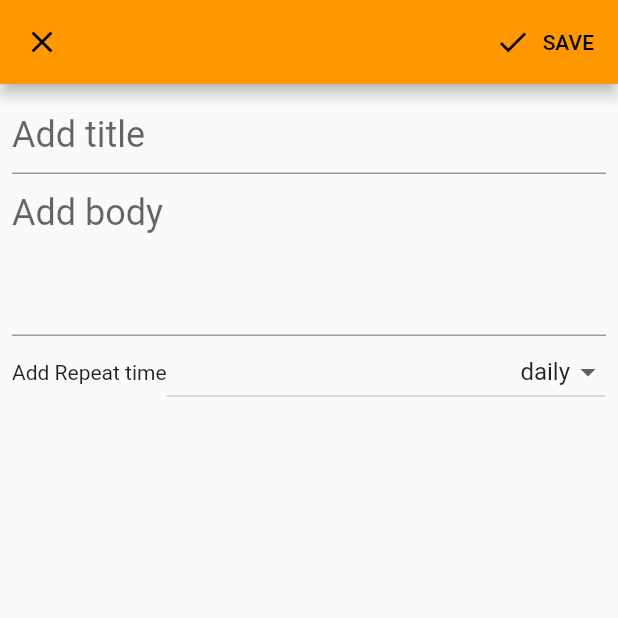
After one commit to Lachezar-Velinov/elsys-fitapp, a Flutter app: the screen it shows once a user with an empty profile is signed in, item 2 of the bottom bar chosen, after a tap on the "notification add" icon, on a phone screen of 412 x 824 dp, the top half of it. The commit adds this screen. Run offline on Flutter 3.47's test engine with Material 2 defaults, Android fonts, the phone set to English and light mode, and no system bars; our stand-ins replace cloud_firestore, firebase_auth, firebase_core, flutter_local_notifications, syncfusion_flutter_calendar; accounts and stored records are empty; network calls fail.

Commit message:
Add reminders.

```diff
--- /dev/null
+++ b/fitapp/lib/model/notification.dart
@@ -0,0 +1,35 @@
+import 'package:flutter_local_notifications/flutter_local_notifications.dart';
+
+class FitAppNotification {
+  String userId;
+  String key;
+  int id;
+  String? title;
+  String? body;
+  RepeatInterval repeatInterval;
+
+  FitAppNotification({
+    required this.key,
+    required this.userId,
+    required this.id,
+    this.title,
+    this.body,
+    this.repeatInterval = RepeatInterval.weekly,
+  });
+
+  static FitAppNotification fromFireBaseSnapShotData(dynamic element) {
+    String? repeatIntervalString = element.data()?['repeatInterval'];
+    RepeatInterval repeatInterval = repeatIntervalString != null
+        ? RepeatInterval.values.byName(repeatIntervalString)
+        : RepeatInterval.weekly;
+
+    return FitAppNotification(
+      key: element.id,
+      userId: element.data()?['userId'] ?? '',
+      id: element.data()?['id'] ?? 0,
+      title: element.data()?['title'] ?? '',
+      body: element.data()?['body'] ?? '',
+      repeatInterval: repeatInterval,
+    );
+  }
+}
--- a/fitapp/lib/screen/parent_screen.dart
+++ b/fitapp/lib/screen/parent_screen.dart
@@ -1,6 +1,7 @@
 import 'package:fitapp/screen/event_editing_screen.dart';
+import 'package:fitapp/screen/reminder_editing_screen.dart';
 import 'package:fitapp/widget/exercise_widget.dart';
-import 'package:fitapp/widget/reminder_widget.dart';
+import 'package:fitapp/widget/reminder_listview_widget.dart';
 import 'package:flutter/material.dart';
 
 import '../auth.dart';
@@ -15,9 +16,10 @@ class ParentScreen extends StatefulWidget {
 
 class _ParentScreenState extends State<ParentScreen> {
   int index = 0;
+
   final screens = [
     const CalenderWidget(),
-    const ReminderWidget(),
+    const ReminderListViewWidget(),
     const ExerciseWidget(),
   ];
 
@@ -87,11 +89,20 @@ class _ParentScreenState extends State<ParentScreen> {
   }
 
   FloatingActionButton? buildFloatingActionButton(BuildContext context) {
-    return index == 0
-        ? FloatingActionButton(
+    if (index == 0) {
+      return buildAddEventButton(context);
+    }
+    if (index == 1) {
+      return buildAddReminderButton(context);
+    }
+    return null;
+  }
+
+  FloatingActionButton? buildAddEventButton(BuildContext context) {
+    return FloatingActionButton(
       backgroundColor: Theme.of(context).primaryColor,
       child: const Icon(
-              Icons.add,
+        Icons.edit_calendar_outlined,
         color: Colors.white,
       ),
       onPressed: () => Navigator.of(context).push(
@@ -99,11 +110,25 @@ class _ParentScreenState extends State<ParentScreen> {
           builder: (context) => const EventEditingScreen(),
         ),
       ),
-          )
-        : null;
+    );
   }
 
   Future<void> signOut() async {
     await Auth().signOut();
   }
+
+  FloatingActionButton? buildAddReminderButton(BuildContext context) {
+    return FloatingActionButton(
+      backgroundColor: Theme.of(context).primaryColor,
+      child: const Icon(
+        Icons.notification_add_outlined,
+        color: Colors.white,
+      ),
+      onPressed: () => Navigator.of(context).push(
+        MaterialPageRoute(
+          builder: (context) => const ReminderEditingScreen(reminder: null),
+        ),
+      ),
+    );
   }
+}
--- /dev/null
+++ b/fitapp/lib/screen/reminder_editing_screen.dart
@@ -0,0 +1,214 @@
+import 'package:cloud_firestore/cloud_firestore.dart';
+import 'package:firebase_auth/firebase_auth.dart';
+import 'package:fitapp/model/notification.dart';
+import 'package:flutter/material.dart';
+import 'package:flutter_local_notifications/flutter_local_notifications.dart';
+
+import '/model/event.dart';
+import '../utils.dart';
+
+class ReminderEditingScreen extends StatefulWidget {
+  const ReminderEditingScreen({Key? key, this.reminder}) : super(key: key);
+  final FitAppNotification? reminder;
+
+  @override
+  State<ReminderEditingScreen> createState() => _ReminderEditingScreenState();
+}
+
+class _ReminderEditingScreenState extends State<ReminderEditingScreen> {
+  final _formKey = GlobalKey<FormState>();
+
+  final titleController = TextEditingController();
+  final bodyController = TextEditingController();
+
+  List<RepeatInterval> repeatIntervalOptions = RepeatInterval.values;
+  RepeatInterval repeatInterval = RepeatInterval.daily;
+
+  @override
+  void initState() {
+    super.initState();
+
+    if (widget.reminder == null) {
+    } else {
+      final reminder = widget.reminder;
+
+      titleController.text = reminder!.title!;
+      bodyController.text = reminder.body!;
+      repeatInterval = reminder.repeatInterval;
+    }
+  }
+
+  @override
+  void dispose() {
+    titleController.dispose();
+    bodyController.dispose();
+    super.dispose();
+  }
+
+  @override
+  Widget build(BuildContext context) {
+    return Scaffold(
+      body: SingleChildScrollView(
+        padding: const EdgeInsets.all(8),
+        child: Form(
+          key: _formKey,
+          child: Column(
+            mainAxisSize: MainAxisSize.min,
+            children: [
+              //buildHeader(header: 'Header', child: Icon(icon)),
+              buildTitle(),
+              buildBody(),
+              buildDropDownButton(),
+              Padding(
+                padding: const EdgeInsets.only(top: 16),
+                child: Container(),
+              ),
+            ],
+          ),
+        ),
+      ),
+      appBar: AppBar(
+        leading: const CloseButton(),
+        actions: buildEditingActions(),
+      ),
+    );
+  }
+
+  Widget buildDropDownButton() => Row(
+        mainAxisAlignment: MainAxisAlignment.spaceBetween,
+        mainAxisSize: MainAxisSize.max,
+        children: [
+          const Text('Add Repeat time'),
+          Expanded(
+            child: DropdownButton(
+                isExpanded: true,
+                value: repeatInterval,
+                items: repeatIntervalOptions
+                    .map<DropdownMenuItem<RepeatInterval>>((value) {
+                  return DropdownMenuItem<RepeatInterval>(
+                    value: value,
+                    child: Container(
+                      alignment: Alignment.centerRight,
+                      child: Text(
+                        value.name,
+                        textAlign: TextAlign.end,
+                      ),
+                    ),
+                  );
+                }).toList(),
+                onChanged: (value) {
+                  setState(() {
+                    repeatInterval = value!;
+                  });
+                }),
+          ),
+        ],
+      );
+
+  List<Widget> buildEditingActions() => [
+        if (!isCreating())
+          ElevatedButton.icon(
+            onPressed: deleteForm,
+            icon: const Icon(Icons.delete, color: Colors.white),
+            label: const Text(
+              'DELETE',
+              style: TextStyle(color: Colors.white),
+            ),
+            style: ElevatedButton.styleFrom(
+              side: const BorderSide(width: 0.5, color: Colors.white),
+              backgroundColor: Colors.red,
+              shadowColor: Colors.transparent,
+            ),
+          ),
+        ElevatedButton.icon(
+          onPressed: saveForm,
+          icon: const Icon(Icons.done),
+          label: const Text('SAVE'),
+          style: ElevatedButton.styleFrom(
+            shadowColor: Colors.transparent,
+          ),
+        ),
+      ];
+
+  Widget buildTitle() => TextFormField(
+        style: const TextStyle(fontSize: 24),
+        decoration: const InputDecoration(
+          border: UnderlineInputBorder(),
+          hintText: 'Add title',
+        ),
+        validator: (title) =>
+            (title != null && title.isEmpty) ? 'Tittle cannot be empty' : null,
+        onFieldSubmitted: (_) => saveForm(),
+        controller: titleController,
+      );
+
+  Widget buildBody() => TextFormField(
+        minLines: 3,
+        maxLines: 3,
+        style: const TextStyle(fontSize: 24),
+        decoration: const InputDecoration(
+          border: UnderlineInputBorder(),
+          hintText: 'Add body',
+        ),
+        validator: (title) =>
+            (title != null && title.isEmpty) ? 'Body cannot be empty' : null,
+        onFieldSubmitted: (_) => saveForm(),
+        controller: bodyController,
+      );
+
+  Widget buildHeader({
+    required String header,
+    Widget? child,
+  }) =>
+      Column(
+        crossAxisAlignment: CrossAxisAlignment.start,
+        children: [
+          Text(
+            header,
+            style: const TextStyle(
+              fontWeight: FontWeight.bold,
+            ),
+          ),
+          child ?? Container(),
+        ],
+      );
+
+  bool isCreating() {
+    return widget.reminder == null;
+  }
+
+  Future saveForm() async {
+    final isValid = _formKey.currentState!.validate();
+
+    if (isValid) {
+      final fireStoreReference = FirebaseFirestore.instance;
+      if (isCreating()) {
+        fireStoreReference.collection("reminders").doc().set({
+          'title': titleController.text,
+          'body': bodyController.text,
+          'repeatInterval': repeatInterval.name,
+          'userID': FirebaseAuth.instance.currentUser!.uid,
+        });
+      } else {
+        fireStoreReference.collection('reminders')
+            .doc(widget.reminder!.key)
+            .update({
+          'title': titleController.text,
+          'body': bodyController.text,
+          'repeatInterval': repeatInterval.name,
+        });
+      }
+      Navigator.of(context).pop();
+    }
+  }
+
+  Future deleteForm() async {
+    final isValid = _formKey.currentState!.validate();
+
+    if (isValid) {
+      final fireStoreReference = FirebaseFirestore.instance;
+      fireStoreReference.collection('reminders').doc(widget.reminder!.key).delete();
+      Navigator.of(context).pop();
+    }
+  }
+}
--- /dev/null
+++ b/fitapp/lib/widget/reminder_listview_widget.dart
@@ -0,0 +1,96 @@
+import 'package:cloud_firestore/cloud_firestore.dart';
+import 'package:firebase_auth/firebase_auth.dart';
+import 'package:fitapp/model/notification.dart';
+import 'package:fitapp/provider/notification_service.dart';
+import 'package:fitapp/widget/reminder_listview_entry_widget.dart';
+import 'package:flutter/cupertino.dart';
+import 'package:flutter/material.dart';
+import 'package:flutter/scheduler.dart';
+import 'package:flutter_local_notifications/flutter_local_notifications.dart';
+
+class ReminderListViewWidget extends StatefulWidget {
+  const ReminderListViewWidget({Key? key}) : super(key: key);
+
+  @override
+  State<ReminderListViewWidget> createState() => _ReminderListViewWidgetState();
+}
+
+class _ReminderListViewWidgetState extends State<ReminderListViewWidget> {
+  NotificationServices notificationServices = NotificationServices();
+  final fireStoreReference = FirebaseFirestore.instance;
+
+  List<FitAppNotification> proba2 = [];
+
+  @override
+  void initState() {
+    getDataFromFireStore().then((results) {
+      SchedulerBinding.instance.addPostFrameCallback((
+          timeStamp,
+          ) {
+        setState(() {});
+      });
+    });
+    super.initState();
+    notificationServices.initialiseNotification();
+
+  }
+
+
+  @override
+  Widget build(BuildContext context) {
+    List<FitAppNotification> proba = [
+      FitAppNotification(
+          userId: 'Proba',
+          id: 1,
+          title: 'Oho',
+          body: 'Oha,',
+          repeatInterval: RepeatInterval.daily,
+          key: ''),
+      FitAppNotification(
+          userId: 'Probi',
+          id: 1,
+          title: 'Oho',
+          body: 'Oha,',
+          repeatInterval: RepeatInterval.daily,
+          key: ''),
+    ];
+
+
+    return ListView.builder(
+        padding: const EdgeInsets.all(8),
+        itemCount: proba2.length,
+        itemBuilder: (BuildContext context, int index) {
+          return ReminderLVEntry(
+            notification: proba2[index],
+            context: context,
+          );
+        });
+  }
+
+  Future<void> getDataFromFireStore() async {
+    var snapShotsValue = await fireStoreReference
+        .collection("reminders")
+        .where(
+          'userID',
+          isEqualTo: FirebaseAuth.instance.currentUser!.uid,
+        )
+        .get();
+
+    List<FitAppNotification> list = snapShotsValue.docs
+        .map(
+          (e) => FitAppNotification.fromFireBaseSnapShotData(e),
+        )
+        .toList();
+    setState(() {
+      proba2 = list;
+    });
+  }
+
+  void sendNotification() {
+    notificationServices.sendNotification(1, 'Test', 'Body');
+  }
+
+  // void scheduleNotification() {
+  //   notificationServices.schedulePeNotification(notification)
+  // }
+}
--- a/fitapp/lib/widget_tree.dart
+++ b/fitapp/lib/widget_tree.dart
@@ -19,7 +19,17 @@ class _WidgetTreeState extends State<WidgetTree> {
         context,
         snapshot,
       ) =>
+          /*MultiProvider(
+        providers: [
+          ChangeNotifierProvider<EventProvider>(
+            create: (_) => EventProvider(),
+          ),
+        ],
+        builder: (context, child) {
+          return */
           snapshot.hasData ? const ParentScreen() : const LoginScreen(),
+      //   },
+      // ),
     );
   }
 }
```
Also changed, not shown: fitapp/lib/provider/event_provider.dart (+24 -35 lines), fitapp/lib/provider/notification_service.dart (+28 -5 lines), fitapp/lib/widget/reminder_listview_entry_widget.dart (added, +34 -0 lines), fitapp/lib/widget/reminder_widget.dart (deleted, +0 -35 lines). Lines whose indentation alone changed are shown as unchanged.
